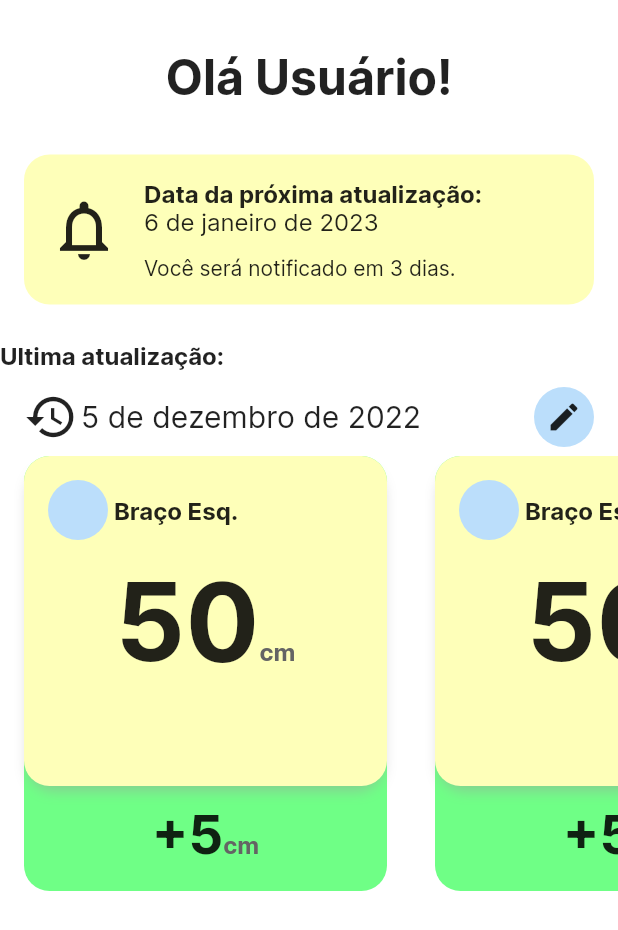
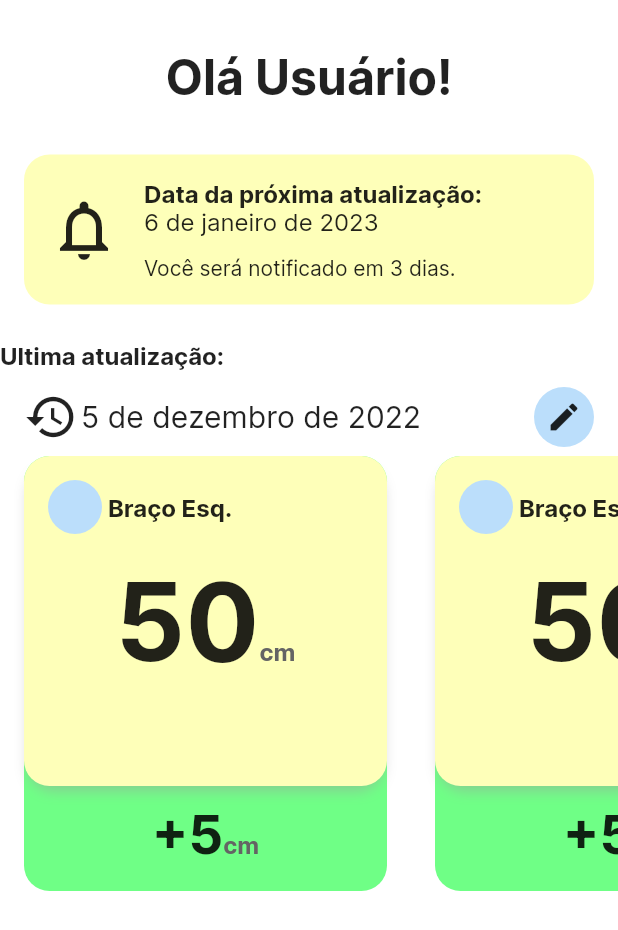
Before and after one commit to RodrigoUchoa001/workout-assistant, a Flutter app: the screen it shows after launch, on a phone screen of 412 x 824 dp. Shown: the top 930 px of the screen. Run offline on Flutter 3.47's test engine with Material 2 defaults, Android fonts, the phone set to English and light mode, and no system bars.

Commit message:
alterada dimensões de elementos do container de ultimas medidas

```diff
--- a/lib/widgets/container_de_exibicao_de_ultimas_medidas.dart
+++ b/lib/widgets/container_de_exibicao_de_ultimas_medidas.dart
@@ -90,7 +90,7 @@ class ContainerDeExibicaoDeUltimasMedidas extends StatelessWidget {
                       children: [
                         Row(
                           children: const [
-                            CircleAvatar(),
+                            CircleAvatar(radius: 18),
                             Padding(
                               padding: EdgeInsets.symmetric(horizontal: 4),
                               child: Text('Braço Esq.'),
@@ -120,7 +120,7 @@ class ContainerDeExibicaoDeUltimasMedidas extends StatelessWidget {
                             ),
                           ],
                         ),
-                        const SizedBox(height: 40),
+                        const SizedBox(height: 36),
                       ],
                     ),
                   ),
```
